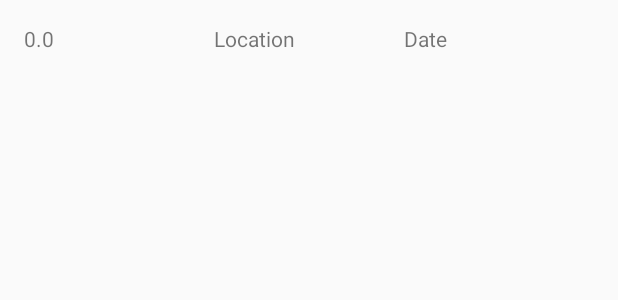
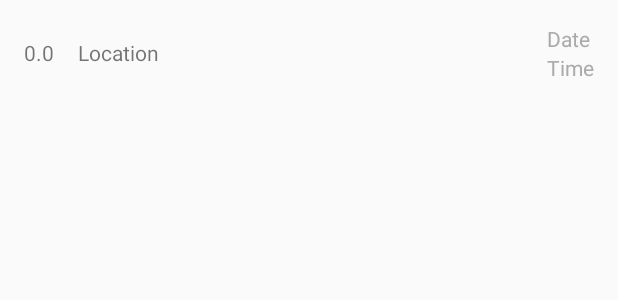
Before and after one commit to Gopikrishna19/learning-android, an Android app: the layout list_item_location.xml on its own in the app's theme, with its tools: preview values and no code run, on a phone screen of 412 x 824 dp. Shown: the top 300 px of the screen. Run offline under Robolectric (Android 15) with nearby library versions, the phone set to English and light mode, and no system bars.

Commit message:
show time of quake below the date

```diff
--- a/app/src/main/java/dev/gopikrishna19/quaker/types/Location.java
+++ b/app/src/main/java/dev/gopikrishna19/quaker/types/Location.java
@@ -6,6 +6,7 @@ import java.util.Locale;
 
 public class Location {
     private static final SimpleDateFormat dateFormat = new SimpleDateFormat("MMM dd, yyyy", Locale.getDefault());
+    private static final SimpleDateFormat timeFormat = new SimpleDateFormat("h:mm a", Locale.getDefault());
     private String name;
     private double magnitude;
     private long dateTime;
@@ -14,12 +15,17 @@ public class Location {
 
         this.name = name;
         this.magnitude = magnitude;
-        this.dateTime = dateTime;
+        this.dateTime = dateTime * 1000L;
     }
 
     String getDateString() {
 
-        return Location.dateFormat.format(new Date(dateTime * 1000L));
+        return Location.dateFormat.format(new Date(dateTime));
+    }
+
+    String getTimeString() {
+
+        return Location.timeFormat.format(new Date(dateTime));
     }
 
     double getMagnitude() {
--- a/app/src/main/java/dev/gopikrishna19/quaker/types/LocationAdapter.java
+++ b/app/src/main/java/dev/gopikrishna19/quaker/types/LocationAdapter.java
@@ -32,9 +32,10 @@ public class LocationAdapter extends ArrayAdapter<Location> {
         Location location = getItem(position);
         assert location != null;
 
-        ((TextView) listItem.findViewById(R.id.txtDate)).setText(String.valueOf(location.getDateString()));
+        ((TextView) listItem.findViewById(R.id.txtDate)).setText(location.getDateString());
         ((TextView) listItem.findViewById(R.id.txtLocation)).setText(location.getName());
         ((TextView) listItem.findViewById(R.id.txtMagnitude)).setText(String.valueOf(location.getMagnitude()));
+        ((TextView) listItem.findViewById(R.id.txtTime)).setText(location.getTimeString());
 
         return listItem;
     }
--- a/app/src/main/res/layout/list_item_location.xml
+++ b/app/src/main/res/layout/list_item_location.xml
@@ -2,14 +2,16 @@
 <LinearLayout xmlns:android="http://schemas.android.com/apk/res/android"
               android:layout_width="match_parent"
               android:layout_height="wrap_content"
-              android:padding="@dimen/activity_gutter"
-              android:orientation="horizontal">
+              android:orientation="horizontal"
+              android:padding="@dimen/activity_gutter">
 
     <TextView
         android:id="@+id/txtMagnitude"
-        android:layout_width="0dp"
+        android:layout_width="wrap_content"
         android:layout_height="match_parent"
-        android:layout_weight="1"
+        android:layout_marginEnd="@dimen/activity_gutter"
+        android:layout_marginRight="@dimen/activity_gutter"
+        android:gravity="center_vertical"
         android:text="@string/magnitude"/>
 
     <TextView
@@ -17,12 +19,31 @@
         android:layout_width="0dp"
         android:layout_height="match_parent"
         android:layout_weight="1"
+        android:gravity="center_vertical"
         android:text="@string/location"/>
 
-    <TextView
-        android:id="@+id/txtDate"
-        android:layout_width="0dp"
+    <LinearLayout
+        android:layout_width="wrap_content"
         android:layout_height="match_parent"
-        android:layout_weight="1"
-        android:text="@string/date"/>
+        android:orientation="vertical">
+
+        <TextView
+            android:id="@+id/txtDate"
+            android:layout_width="match_parent"
+            android:layout_height="0dp"
+            android:layout_weight="1"
+            android:gravity="bottom"
+            android:text="@string/date"
+            android:textColor="@android:color/darker_gray"/>
+
+        <TextView
+            android:id="@+id/txtTime"
+            android:layout_width="match_parent"
+            android:layout_height="0dp"
+            android:layout_weight="1"
+            android:gravity="top"
+            android:text="@string/time"
+            android:textColor="@android:color/darker_gray"/>
+    </LinearLayout>
+
 </LinearLayout>
--- a/app/src/main/res/values/strings.xml
+++ b/app/src/main/res/values/strings.xml
@@ -3,4 +3,5 @@
     <string name="date">Date</string>
     <string name="location">Location</string>
     <string name="magnitude">0.0</string>
+    <string name="time">Time</string>
 </resources>
```
